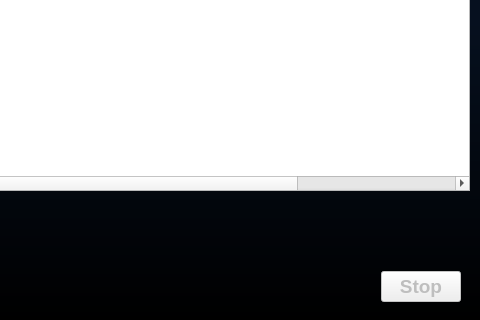
Old version of the form src/ui/MainWindow.ui in the repository bitcap-co/bitcap-ipr; both pictures show x 120 to 600 and y 280 to 600 of the 600 by 600 pixel window.
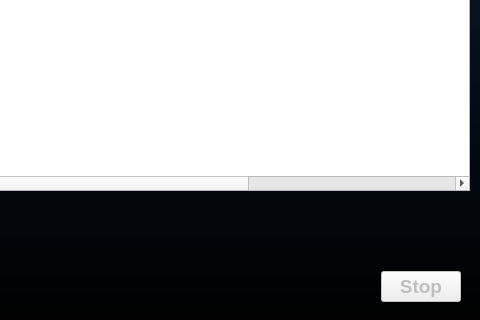
New version of the form. The open tabs and pages were chosen to show the change.

Diff of the .ui file:
```diff
--- a/src/ui/MainWindow.ui
+++ b/src/ui/MainWindow.ui
@@ -156,7 +156,7 @@
           <bool>true</bool>
          </property>
          <property name="columnCount">
-          <number>7</number>
+          <number>8</number>
          </property>
          <attribute name="horizontalHeaderMinimumSectionSize">
           <number>40</number>
```
